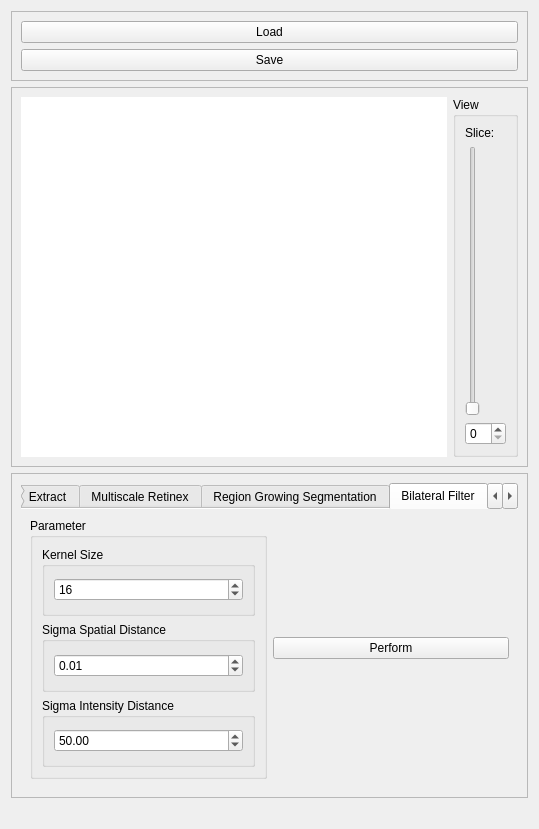
Above: source/modules/image_widget/ImageWidget.ui from josefkoller/ambient_image_processor before the change. Below: the same form after it.
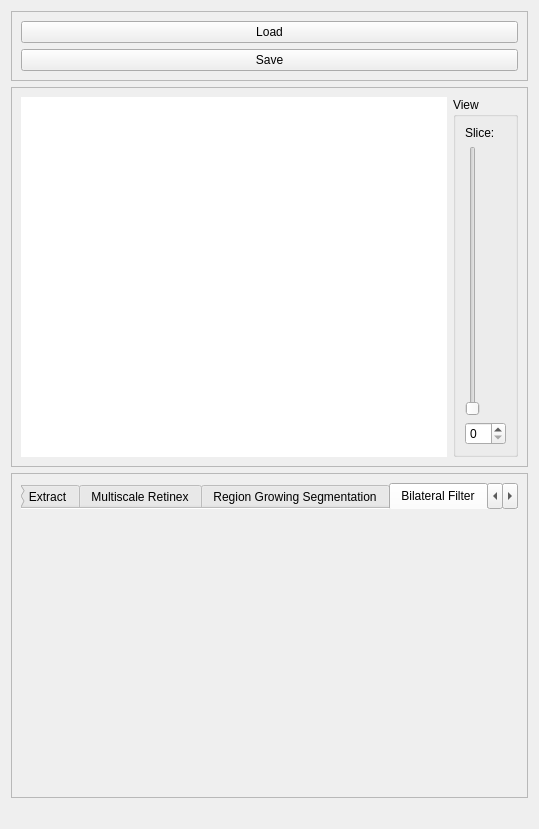
That is the form after the change. The open tabs and pages were chosen to show the change. Custom widgets are drawn as their Qt base class.

Commit message: bilaterial filter module

```diff
--- a/source/modules/image_widget/ImageWidget.ui
+++ b/source/modules/image_widget/ImageWidget.ui
@@ -275,71 +275,7 @@
           </attribute>
           <layout class="QHBoxLayout" name="horizontalLayout_8">
            <item>
-            <widget class="QGroupBox" name="groupBox_6">
-             <property name="title">
-              <string>Parameter</string>
-             </property>
-             <layout class="QVBoxLayout" name="verticalLayout_7">
-              <item>
-               <widget class="QGroupBox" name="groupBox_9">
-                <property name="title">
-                 <string>Kernel Size</string>
-                </property>
-                <layout class="QVBoxLayout" name="verticalLayout_9">
-                 <item>
-                  <widget class="QSpinBox" name="kernelSizeSpinbox">
-                   <property name="value">
-                    <number>16</number>
-                   </property>
-                  </widget>
-                 </item>
-                </layout>
-               </widget>
-              </item>
-              <item>
-               <widget class="QGroupBox" name="groupBox_7">
-                <property name="title">
-                 <string>Sigma Spatial Distance</string>
-                </property>
-                <layout class="QGridLayout" name="gridLayout_6">
-                 <item row="0" column="0">
-                  <widget class="QDoubleSpinBox" name="sigmaSpatialDistanceSpinbox">
-                   <property name="value">
-                    <double>0.010000000000000</double>
-                   </property>
-                  </widget>
-                 </item>
-                </layout>
-               </widget>
-              </item>
-              <item>
-               <widget class="QGroupBox" name="groupBox_8">
-                <property name="title">
-                 <string>Sigma Intensity Distance</string>
-                </property>
-                <layout class="QVBoxLayout" name="verticalLayout_11">
-                 <item>
-                  <widget class="QDoubleSpinBox" name="sigmaIntensityDistanceSpinbox">
-                   <property name="maximum">
-                    <double>1000.000000000000000</double>
-                   </property>
-                   <property name="value">
-                    <double>50.000000000000000</double>
-                   </property>
-                  </widget>
-                 </item>
-                </layout>
-               </widget>
-              </item>
-             </layout>
-            </widget>
-           </item>
-           <item>
-            <widget class="QPushButton" name="pushButton">
-             <property name="text">
-              <string>Perform</string>
-             </property>
-            </widget>
+            <widget class="BilateralFilterWidget" name="bilaterial_filter_widget" native="true"/>
            </item>
           </layout>
          </widget>
@@ -561,6 +497,12 @@
    <header>source/modules/extract/ExtractWidget.h</header>
    <container>1</container>
   </customwidget>
+  <customwidget>
+   <class>BilateralFilterWidget</class>
+   <extends>QWidget</extends>
+   <header>source/modules/bilateral_filter/BilateralFilterWidget.h</header>
+   <container>1</container>
+  </customwidget>
  </customwidgets>
  <resources/>
  <connections/>
```
Left out of the diff: 2 changed lines with no effect on the pictures. The commit also changes 11 other files.
